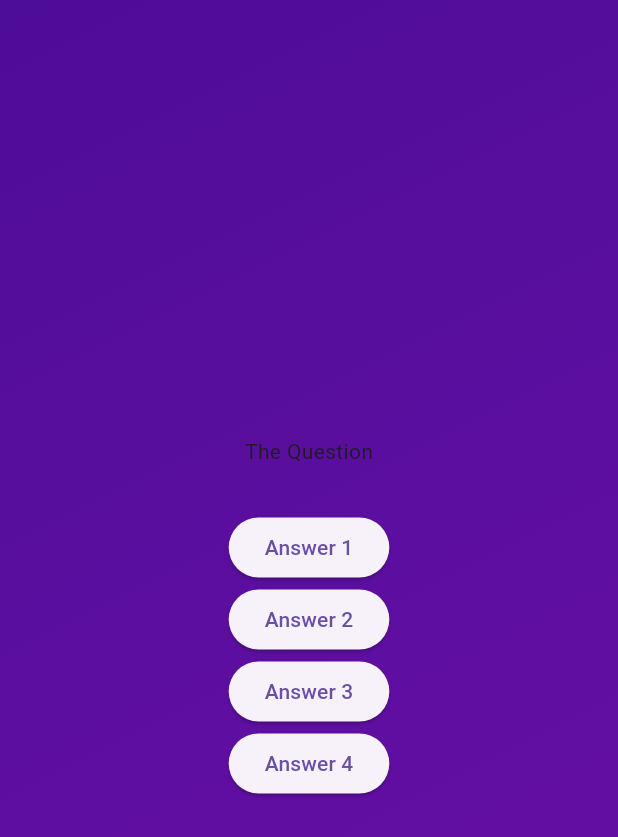
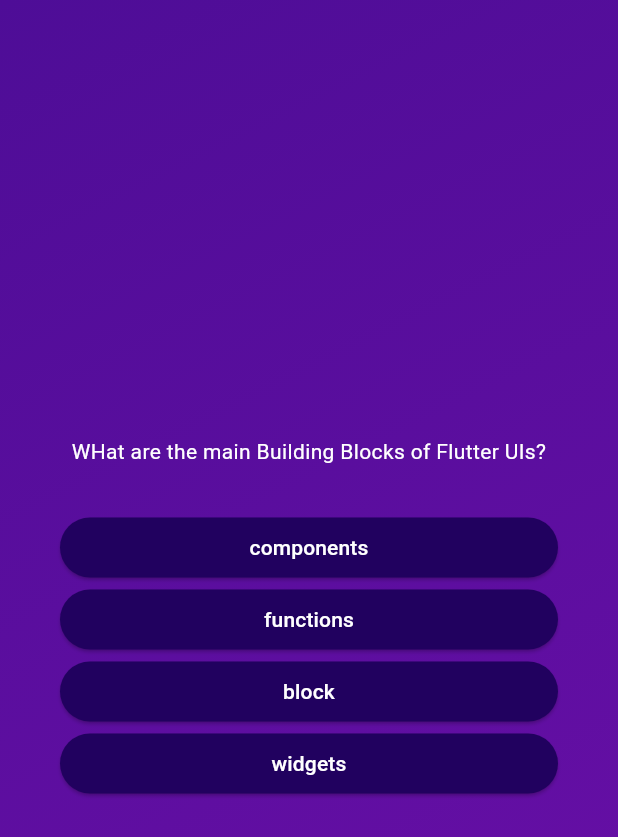
Before and after one commit to ParasSingla-009/Quiz_App, a Flutter app: the screen it shows after launch, after a tap on "Start Quiz!", on a phone screen of 412 x 824 dp. Shown: the top 837 px of the screen. Run offline on Flutter 3.47's test engine with Material 3 defaults, Android fonts, the phone set to English and light mode, and no system bars.

Commit message:
new changes to buttons

```diff
--- /dev/null
+++ b/lib/answer_button.dart
@@ -0,0 +1,29 @@
+import 'package:flutter/material.dart';
+
+class AnswerButton extends StatelessWidget {
+  const AnswerButton({
+    super.key,
+    required this.answerText,
+    required this.onTap,
+  });
+  final String answerText;
+  final void Function() onTap;
+  @override
+  Widget build(BuildContext context) {
+    return ElevatedButton(
+      onPressed: onTap,
+      style: ElevatedButton.styleFrom(
+        padding: const EdgeInsets.symmetric(
+          vertical: 10,
+          horizontal: 40,
+        ),
+        backgroundColor: const Color.fromARGB(255, 33, 1, 95),
+        foregroundColor: Colors.white,
+        shape: RoundedRectangleBorder(
+          borderRadius: BorderRadius.circular(40),
+        ),
+      ),
+      child: Text(answerText, textAlign: TextAlign.center,),
+    );
+  }
+}
--- a/lib/models/quiz_question.dart
+++ b/lib/models/quiz_question.dart
@@ -3,4 +3,9 @@ class QuizQuestion {
   final String text;
   final List<String> answers;
 
+  List<String> getShuffledAnswers() {
+    final shuffledList = List.of(answers);
+    shuffledList.shuffle();
+    return shuffledList;
+  }
 }
--- a/lib/question_screen.dart
+++ b/lib/question_screen.dart
@@ -1,4 +1,6 @@
 import 'package:flutter/material.dart';
+import 'package:quiz_app/answer_button.dart';
+import 'package:quiz_app/data/questions.dart';
 
 class QuestionScreen extends StatefulWidget {
   const QuestionScreen({super.key});
@@ -9,32 +11,40 @@ class QuestionScreen extends StatefulWidget {
 }
 
 class _QuestionScreenState extends State<QuestionScreen> {
+  var currentQuestionIndex = 0;
+  void answerQuestion() {
+    setState(() {
+      currentQuestionIndex = currentQuestionIndex + 1;
+    });
+  }
+
   @override
   Widget build(BuildContext context) {
+    final currentQuestion = questions[currentQuestionIndex];
     return SizedBox(
       width: double.infinity,
-      child: Column(
-        mainAxisAlignment: MainAxisAlignment.center,
-        children: [
-          const Text('The Question'),
-          const SizedBox(height: 30),
-          ElevatedButton(
-            onPressed: () {},
-            child: const Text('Answer 1'),
-          ),
-          ElevatedButton(
-            onPressed: () {},
-            child: const Text('Answer 2'),
-          ),
-          ElevatedButton(
-            onPressed: () {},
-            child: const Text('Answer 3'),
-          ),
-          ElevatedButton(
-            onPressed: () {},
-            child: const Text('Answer 4'),
-          ),
-        ],
+      child: Container(
+        margin: const EdgeInsets.all(40),
+        child: Column(
+          mainAxisAlignment: MainAxisAlignment.center,
+          crossAxisAlignment: CrossAxisAlignment.stretch,
+          children: [
+            Text(
+              currentQuestion.text,
+              style: const TextStyle(
+                color: Colors.white,
+              ),
+              textAlign: TextAlign.center,
+            ),
+            const SizedBox(height: 30),
+            ...currentQuestion.getShuffledAnswers().map((item) {
+              return AnswerButton(
+                answerText: item,
+                onTap: answerQuestion,
+              );
+            })
+          ],
+        ),
       ),
     );
   }
```
